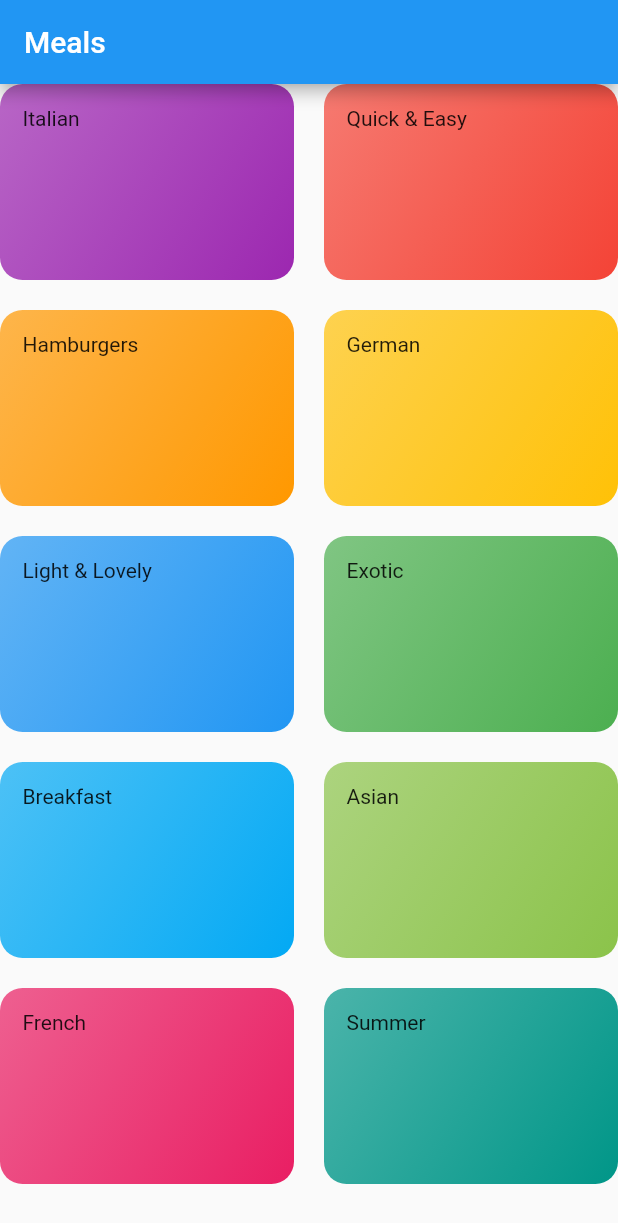
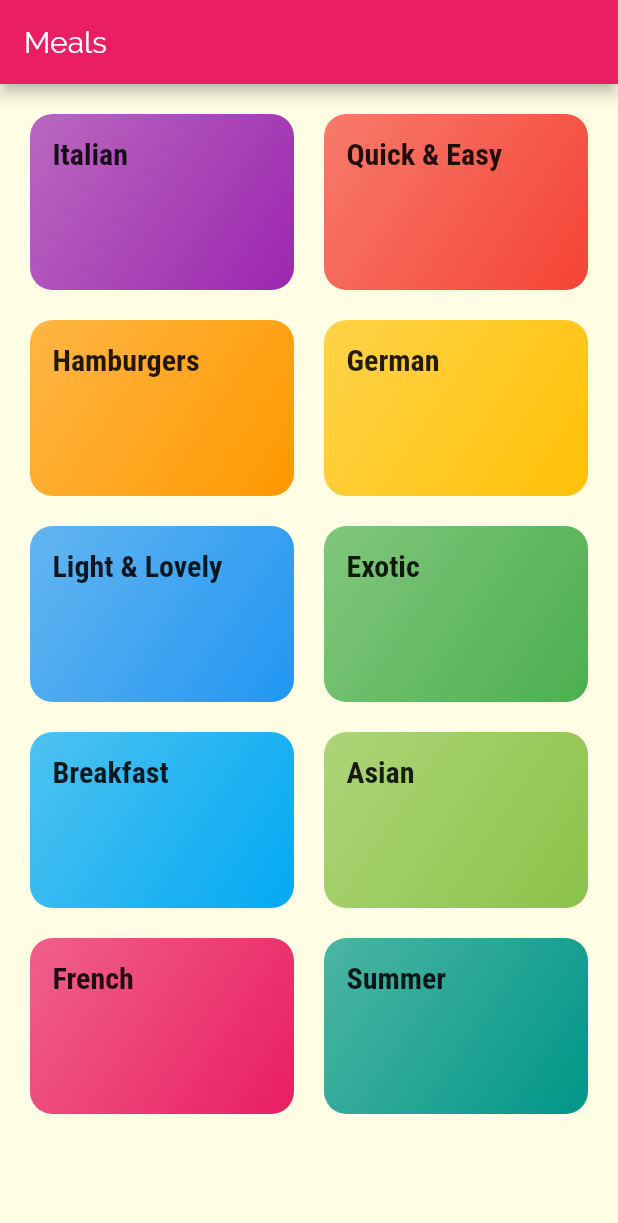
Before and after one commit to ewajs/fluter-meals, a Flutter app: the screen it shows after launch, on a phone screen of 412 x 824 dp. Shown: the top 1223 px of the screen. Run offline on Flutter 3.47's test engine with Material 2 defaults, Android fonts, the phone set to English and light mode, and no system bars.

Commit message:
Added fonts and first navigation to another route

```diff
--- a/lib/categories_screen.dart
+++ b/lib/categories_screen.dart
@@ -11,8 +11,10 @@ class CategoriesScreen extends StatelessWidget {
         title: const Text('Meals'),
       ),
       body: GridView(
+        padding: EdgeInsets.all(20),
         children: DUMMY_CATEGORIES
-            .map((catData) => CategoryItem(catData.title, catData.color))
+            .map((catData) =>
+                CategoryItem(catData.id, catData.title, catData.color))
             .toList(),
         gridDelegate: SliverGridDelegateWithMaxCrossAxisExtent(
           maxCrossAxisExtent: 200,
--- a/lib/category_item.dart
+++ b/lib/category_item.dart
@@ -1,16 +1,34 @@
 import 'package:flutter/material.dart';
 
+import 'package:meals/category_meals_screen.dart';
+
 class CategoryItem extends StatelessWidget {
+  final String id;
   final String title;
   final Color color;
 
-  CategoryItem(this.title, this.color);
+  CategoryItem(this.id, this.title, this.color);
+
+  void selectCategory(BuildContext ctx) {
+    Navigator.of(ctx).push(MaterialPageRoute(
+      builder: (_) {
+        return CategoryMealsScreen(id, title);
+      },
+    ));
+  }
 
   @override
   Widget build(BuildContext context) {
-    return Container(
+    return InkWell(
+      splashColor: Theme.of(context).primaryColor,
+      onTap: () => selectCategory(context),
+      borderRadius: BorderRadius.circular(15),
+      child: Container(
         padding: const EdgeInsets.all(15),
-      child: Text(title),
+        child: Text(
+          title,
+          style: Theme.of(context).textTheme.headline6,
+        ),
         decoration: BoxDecoration(
           gradient: LinearGradient(
             colors: [
@@ -22,6 +40,7 @@ class CategoryItem extends StatelessWidget {
           ),
           borderRadius: BorderRadius.circular(15),
         ),
+      ),
     );
   }
 }
--- a/lib/main.dart
+++ b/lib/main.dart
@@ -13,8 +13,22 @@ class MyApp extends StatelessWidget {
     return MaterialApp(
       title: 'Meals',
       theme: ThemeData(
-        primarySwatch: Colors.blue,
-      ),
+          primarySwatch: Colors.pink,
+          accentColor: Colors.amber,
+          canvasColor: Color.fromRGBO(255, 254, 229, 1),
+          fontFamily: 'Raleway',
+          textTheme: ThemeData.light().textTheme.copyWith(
+              bodyText2: TextStyle(
+                color: Color.fromRGBO(20, 51, 51, 1),
+              ),
+              bodyText1: TextStyle(
+                color: Color.fromRGBO(20, 51, 51, 1),
+              ),
+              headline6: TextStyle(
+                fontSize: 20,
+                fontFamily: 'RobotoCondensed',
+                fontWeight: FontWeight.bold,
+              ))),
       home: CategoriesScreen(),
     );
   }
```
Also changed, not shown: lib/category_meals_screen.dart (added, +20 -0 lines), pubspec.yaml (+18 -14 lines), assets/fonts/Raleway-Black.ttf (added), assets/fonts/Raleway-Bold.ttf (added), assets/fonts/Raleway-Regular.ttf (added), assets/fonts/RobotoCondensed-Bold.ttf (added), assets/fonts/RobotoCondensed-Italic.ttf (added), assets/fonts/RobotoCondensed-Light.ttf (added), assets/fonts/RobotoCondensed-Regular.ttf (added), 1 other file. Lines whose indentation alone changed are shown as unchanged.
